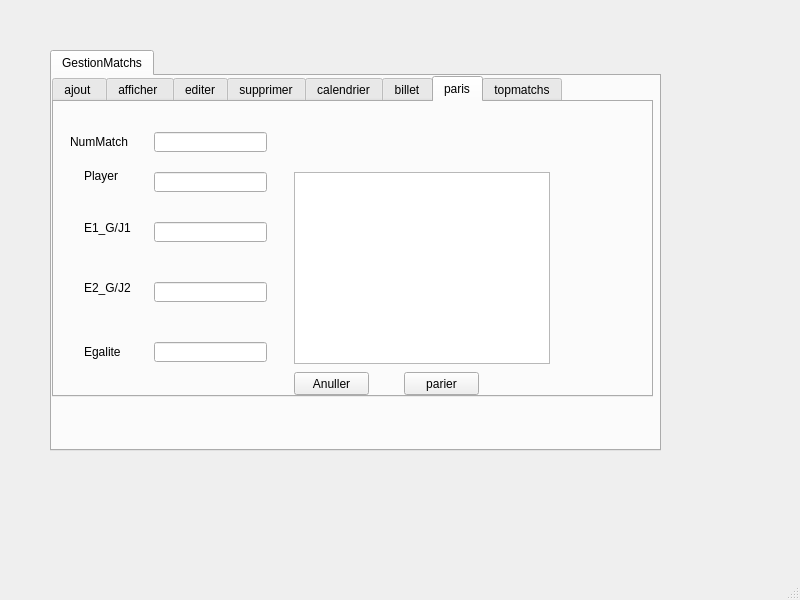
First picture: the form in mainwindow.ui, repository Haroun-Gaida/Olympic_Game_2A17, before the edit.
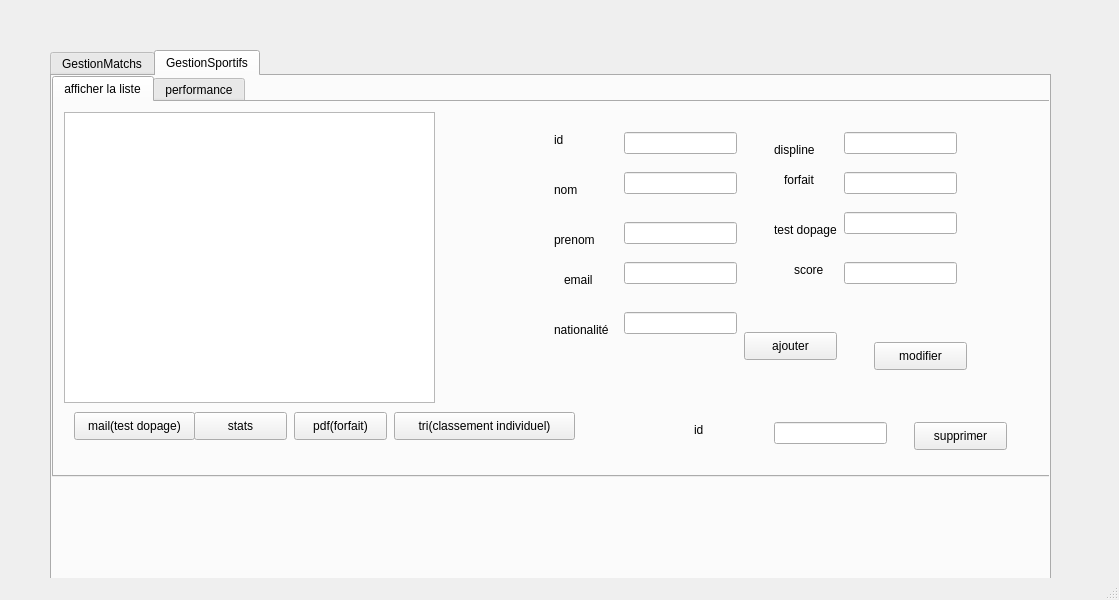
Second picture: the form after the edit. The open tabs and pages were chosen to show the change.

What changed in the file:
```diff
--- a/mainwindow.ui
+++ b/mainwindow.ui
@@ -6,7 +6,7 @@
    <rect>
     <x>0</x>
     <y>0</y>
-    <width>800</width>
+    <width>1119</width>
     <height>600</height>
    </rect>
   </property>
@@ -19,10 +19,13 @@
      <rect>
       <x>50</x>
       <y>50</y>
-      <width>611</width>
-      <height>401</height>
+      <width>1001</width>
+      <height>531</height>
      </rect>
     </property>
+    <property name="currentIndex">
+     <number>1</number>
+    </property>
     <widget class="QWidget" name="tab_10">
      <attribute name="title">
       <string>GestionMatchs</string>
@@ -776,6 +779,626 @@
       </widget>
      </widget>
     </widget>
+    <widget class="QWidget" name="tab_9">
+     <attribute name="title">
+      <string>GestionSportifs</string>
+     </attribute>
+     <widget class="QTabWidget" name="tabWidget_2">
+      <property name="geometry">
+       <rect>
+        <x>0</x>
+        <y>0</y>
+        <width>1081</width>
+        <height>401</height>
+       </rect>
+      </property>
+      <property name="currentIndex">
+       <number>0</number>
+      </property>
+      <widget class="QWidget" name="tab_11">
+       <attribute name="title">
+        <string>afficher la liste</string>
+       </attribute>
+       <widget class="QTableView" name="tableView_4">
+        <property name="geometry">
+         <rect>
+          <x>10</x>
+          <y>10</y>
+          <width>371</width>
+          <height>291</height>
+         </rect>
+        </property>
+       </widget>
+       <widget class="QPushButton" name="pushButtonpdf">
+        <property name="geometry">
+         <rect>
+          <x>240</x>
+          <y>310</y>
+          <width>93</width>
+          <height>28</height>
+         </rect>
+        </property>
+        <property name="text">
+         <string>pdf(forfait)</string>
+        </property>
+       </widget>
+       <widget class="QPushButton" name="pushButtontri">
+        <property name="geometry">
+         <rect>
+          <x>340</x>
+          <y>310</y>
+          <width>181</width>
+          <height>28</height>
+         </rect>
+        </property>
+        <property name="text">
+         <string>tri(classement individuel)</string>
+        </property>
+       </widget>
+       <widget class="QPushButton" name="pushButtonmail">
+        <property name="geometry">
+         <rect>
+          <x>20</x>
+          <y>310</y>
+          <width>121</width>
+          <height>28</height>
+         </rect>
+        </property>
+        <property name="text">
+         <string>mail(test dopage)</string>
+        </property>
+       </widget>
+       <widget class="QPushButton" name="pushButtonstats">
+        <property name="geometry">
+         <rect>
+          <x>140</x>
+          <y>310</y>
+          <width>93</width>
+          <height>28</height>
+         </rect>
+        </property>
+        <property name="text">
+         <string>stats</string>
+        </property>
+       </widget>
+       <widget class="QPushButton" name="pushButtonmodifier0">
+        <property name="geometry">
+         <rect>
+          <x>820</x>
+          <y>240</y>
+          <width>93</width>
+          <height>28</height>
+         </rect>
+        </property>
+        <property name="text">
+         <string>modifier</string>
+        </property>
+       </widget>
+       <widget class="QPushButton" name="pushButtonsupp">
+        <property name="geometry">
+         <rect>
+          <x>860</x>
+          <y>320</y>
+          <width>93</width>
+          <height>28</height>
+         </rect>
+        </property>
+        <property name="text">
+         <string>supprimer</string>
+        </property>
+       </widget>
+       <widget class="QPushButton" name="pushButtonajouter">
+        <property name="geometry">
+         <rect>
+          <x>690</x>
+          <y>230</y>
+          <width>93</width>
+          <height>28</height>
+         </rect>
+        </property>
+        <property name="text">
+         <string>ajouter</string>
+        </property>
+       </widget>
+       <widget class="QLabel" name="label_24">
+        <property name="geometry">
+         <rect>
+          <x>640</x>
+          <y>320</y>
+          <width>56</width>
+          <height>16</height>
+         </rect>
+        </property>
+        <property name="text">
+         <string>id</string>
+        </property>
+       </widget>
+       <widget class="QLineEdit" name="lineEdit_4">
+        <property name="geometry">
+         <rect>
+          <x>720</x>
+          <y>320</y>
+          <width>113</width>
+          <height>22</height>
+         </rect>
+        </property>
+       </widget>
+       <widget class="QLabel" name="label_25">
+        <property name="geometry">
+         <rect>
+          <x>500</x>
+          <y>30</y>
+          <width>56</width>
+          <height>16</height>
+         </rect>
+        </property>
+        <property name="text">
+         <string>id</string>
+        </property>
+       </widget>
+       <widget class="QLineEdit" name="le_id_2">
+        <property name="geometry">
+         <rect>
+          <x>570</x>
+          <y>30</y>
+          <width>113</width>
+          <height>22</height>
+         </rect>
+        </property>
+       </widget>
+       <widget class="QLabel" name="label_26">
+        <property name="geometry">
+         <rect>
+          <x>720</x>
+          <y>40</y>
+          <width>56</width>
+          <height>16</height>
+         </rect>
+        </property>
+        <property name="text">
+         <string>displine</string>
+        </property>
+       </widget>
+       <widget class="QLineEdit" name="le1">
+        <property name="geometry">
+         <rect>
+          <x>790</x>
+          <y>30</y>
+          <width>113</width>
+          <height>22</height>
+         </rect>
+        </property>
+       </widget>
+       <widget class="QLabel" name="label_27">
+        <property name="geometry">
+         <rect>
+          <x>500</x>
+          <y>80</y>
+          <width>56</width>
+          <height>16</height>
+         </rect>
+        </property>
+        <property name="text">
+         <string>nom</string>
+        </property>
+       </widget>
+       <widget class="QLineEdit" name="le_nom_3">
+        <property name="geometry">
+         <rect>
+          <x>570</x>
+          <y>70</y>
+          <width>113</width>
+          <height>22</height>
+         </rect>
+        </property>
+       </widget>
+       <widget class="QLabel" name="label_28">
+        <property name="geometry">
+         <rect>
+          <x>730</x>
+          <y>70</y>
+          <width>56</width>
+          <height>16</height>
+         </rect>
+        </property>
+        <property name="text">
+         <string>forfait</string>
+        </property>
+       </widget>
+       <widget class="QLineEdit" name="le2">
+        <property name="geometry">
+         <rect>
+          <x>790</x>
+          <y>70</y>
+          <width>113</width>
+          <height>22</height>
+         </rect>
+        </property>
+       </widget>
+       <widget class="QLabel" name="label_29">
+        <property name="geometry">
+         <rect>
+          <x>500</x>
+          <y>130</y>
+          <width>56</width>
+          <height>16</height>
+         </rect>
+        </property>
+        <property name="text">
+         <string>prenom</string>
+        </property>
+       </widget>
+       <widget class="QLineEdit" name="le_prenom_3">
+        <property name="geometry">
+         <rect>
+          <x>570</x>
+          <y>120</y>
+          <width>113</width>
+          <height>22</height>
+         </rect>
+        </property>
+       </widget>
+       <widget class="QLabel" name="label_30">
+        <property name="geometry">
+         <rect>
+          <x>720</x>
+          <y>120</y>
+          <width>71</width>
+          <height>16</height>
+         </rect>
+        </property>
+        <property name="text">
+         <string>test dopage</string>
+        </property>
+       </widget>
+       <widget class="QLineEdit" name="le3">
+        <property name="geometry">
+         <rect>
+          <x>790</x>
+          <y>110</y>
+          <width>113</width>
+          <height>22</height>
+         </rect>
+        </property>
+       </widget>
+       <widget class="QLabel" name="label_31">
+        <property name="geometry">
+         <rect>
+          <x>510</x>
+          <y>170</y>
+          <width>56</width>
+          <height>16</height>
+         </rect>
+        </property>
+        <property name="text">
+         <string>email</string>
+        </property>
+       </widget>
+       <widget class="QLineEdit" name="leem">
+        <property name="geometry">
+         <rect>
+          <x>570</x>
+          <y>160</y>
+          <width>113</width>
+          <height>22</height>
+         </rect>
+        </property>
+       </widget>
+       <widget class="QLabel" name="label_32">
+        <property name="geometry">
+         <rect>
+          <x>740</x>
+          <y>160</y>
+          <width>56</width>
+          <height>16</height>
+         </rect>
+        </property>
+        <property name="text">
+         <string>score</string>
+        </property>
+       </widget>
+       <widget class="QLineEdit" name="lescore">
+        <property name="geometry">
+         <rect>
+          <x>790</x>
+          <y>160</y>
+          <width>113</width>
+          <height>22</height>
+         </rect>
+        </property>
+       </widget>
+       <widget class="QLabel" name="label_33">
+        <property name="geometry">
+         <rect>
+          <x>500</x>
+          <y>220</y>
+          <width>71</width>
+          <height>16</height>
+         </rect>
+        </property>
+        <property name="text">
+         <string>nationalité</string>
+        </property>
+       </widget>
+       <widget class="QLineEdit" name="lena">
+        <property name="geometry">
+         <rect>
+          <x>570</x>
+          <y>210</y>
+          <width>113</width>
+          <height>22</height>
+         </rect>
+        </property>
+       </widget>
+      </widget>
+      <widget class="QWidget" name="tab_12">
+       <attribute name="title">
+        <string>performance</string>
+       </attribute>
+       <widget class="QTabWidget" name="tabWidget_3">
+        <property name="geometry">
+         <rect>
+          <x>0</x>
+          <y>0</y>
+          <width>401</width>
+          <height>261</height>
+         </rect>
+        </property>
+        <property name="currentIndex">
+         <number>2</number>
+        </property>
+        <widget class="QWidget" name="tab_13">
+         <attribute name="title">
+          <string>ajouter </string>
+         </attribute>
+         <widget class="QLabel" name="label_34">
+          <property name="geometry">
+           <rect>
+            <x>20</x>
+            <y>30</y>
+            <width>56</width>
+            <height>16</height>
+           </rect>
+          </property>
+          <property name="text">
+           <string>id</string>
+          </property>
+         </widget>
+         <widget class="QLabel" name="label_35">
+          <property name="geometry">
+           <rect>
+            <x>20</x>
+            <y>90</y>
+            <width>56</width>
+            <height>16</height>
+           </rect>
+          </property>
+          <property name="text">
+           <string>nom</string>
+          </property>
+         </widget>
+         <widget class="QLabel" name="label_36">
+          <property name="geometry">
+           <rect>
+            <x>20</x>
+            <y>130</y>
+            <width>56</width>
+            <height>16</height>
+           </rect>
+          </property>
+          <property name="text">
+           <string>prenom</string>
+          </property>
+         </widget>
+         <widget class="QLabel" name="label_37">
+          <property name="geometry">
+           <rect>
+            <x>20</x>
+            <y>180</y>
+            <width>56</width>
+            <height>16</height>
+           </rect>
+          </property>
+          <property name="text">
+           <string>score</string>
+          </property>
+         </widget>
+         <widget class="QLineEdit" name="leid0">
+          <property name="geometry">
+           <rect>
+            <x>90</x>
+            <y>30</y>
+            <width>113</width>
+            <height>22</height>
+           </rect>
+          </property>
+         </widget>
+         <widget class="QLineEdit" name="lenom0">
+          <property name="geometry">
+           <rect>
+            <x>90</x>
+            <y>90</y>
+            <width>113</width>
+            <height>22</height>
+           </rect>
+          </property>
+         </widget>
+         <widget class="QLineEdit" name="lepre0">
+          <property name="geometry">
+           <rect>
+            <x>90</x>
+            <y>130</y>
+            <width>113</width>
+            <height>22</height>
+           </rect>
+          </property>
+         </widget>
+         <widget class="QLineEdit" name="lesc0">
+          <property name="geometry">
+           <rect>
+            <x>90</x>
+            <y>180</y>
+            <width>113</width>
+            <height>22</height>
+           </rect>
+          </property>
+         </widget>
+         <widget class="QPushButton" name="ajouter0">
+          <property name="geometry">
+           <rect>
+            <x>240</x>
+            <y>160</y>
+            <width>93</width>
+            <height>28</height>
+           </rect>
+          </property>
+          <property name="text">
+           <string>ajouter</string>
+          </property>
+         </widget>
+        </widget>
+        <widget class="QWidget" name="tab_14">
+         <attribute name="title">
+          <string>modifier</string>
+         </attribute>
+         <widget class="QLabel" name="label_38">
+          <property name="geometry">
+           <rect>
+            <x>20</x>
+            <y>40</y>
+            <width>56</width>
+            <height>16</height>
+           </rect>
+          </property>
+          <property name="text">
+           <string>id</string>
+          </property>
+         </widget>
+         <widget class="QLabel" name="label_39">
+          <property name="geometry">
+           <rect>
+            <x>20</x>
+            <y>90</y>
+            <width>56</width>
+            <height>16</height>
+           </rect>
+          </property>
+          <property name="text">
+           <string>nom</string>
+          </property>
+         </widget>
+         <widget class="QLabel" name="label_40">
+          <property name="geometry">
+           <rect>
+            <x>20</x>
+            <y>140</y>
+            <width>56</width>
+            <height>16</height>
+           </rect>
+          </property>
+          <property name="text">
+           <string>prenom</string>
+          </property>
+         </widget>
+         <widget class="QLabel" name="label_41">
+          <property name="geometry">
+           <rect>
+            <x>20</x>
+            <y>190</y>
+            <width>56</width>
+            <height>16</height>
+           </rect>
+          </property>
+          <property name="text">
+           <string>score</string>
+          </property>
+         </widget>
+         <widget class="QLineEdit" name="leid01">
+          <property name="geometry">
+           <rect>
+            <x>110</x>
+            <y>40</y>
+            <width>113</width>
+            <height>22</height>
+           </rect>
+          </property>
+         </widget>
+         <widget class="QLineEdit" name="lenom01">
+          <property name="geometry">
+           <rect>
+            <x>110</x>
+            <y>90</y>
+            <width>113</width>
+            <height>22</height>
+           </rect>
+          </property>
+         </widget>
+         <widget class="QLineEdit" name="lepre01">
+          <property name="geometry">
+           <rect>
+            <x>110</x>
+            <y>140</y>
+            <width>113</width>
+            <height>22</height>
+           </rect>
+          </property>
+         </widget>
+         <widget class="QLineEdit" name="lesc01">
+          <property name="geometry">
+           <rect>
+            <x>110</x>
+            <y>190</y>
+            <width>113</width>
+            <height>22</height>
+           </rect>
+          </property>
+         </widget>
+         <widget class="QPushButton" name="modifier0">
+          <property name="geometry">
+           <rect>
+            <x>270</x>
+            <y>180</y>
+            <width>93</width>
+            <height>28</height>
+           </rect>
+          </property>
+          <property name="text">
+           <string>modifier</string>
+          </property>
+         </widget>
+        </widget>
+        <widget class="QWidget" name="tab_15">
+         <attribute name="title">
+          <string>afficher</string>
+         </attribute>
+         <widget class="QTableView" name="tableView2">
+          <property name="geometry">
+           <rect>
+            <x>10</x>
+            <y>10</y>
+            <width>256</width>
+            <height>192</height>
+           </rect>
+          </property>
+         </widget>
+         <widget class="QPushButton" name="excel">
+          <property name="geometry">
+           <rect>
+            <x>280</x>
+            <y>90</y>
+            <width>93</width>
+            <height>28</height>
+           </rect>
+          </property>
+          <property name="text">
+           <string>exporter excel</string>
+          </property>
+         </widget>
+        </widget>
+       </widget>
+      </widget>
+     </widget>
+    </widget>
    </widget>
   </widget>
   <widget class="QMenuBar" name="menubar">
```
Left out of the diff: 4 changed lines with no effect on the pictures.
